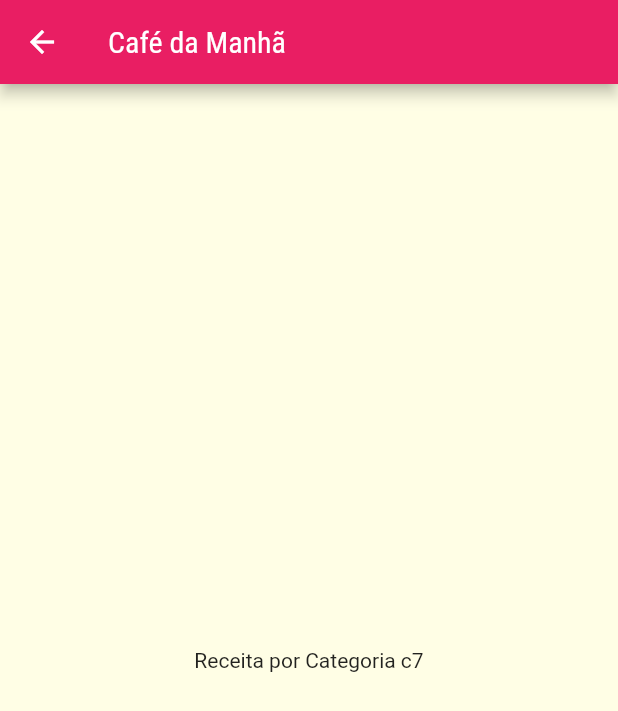
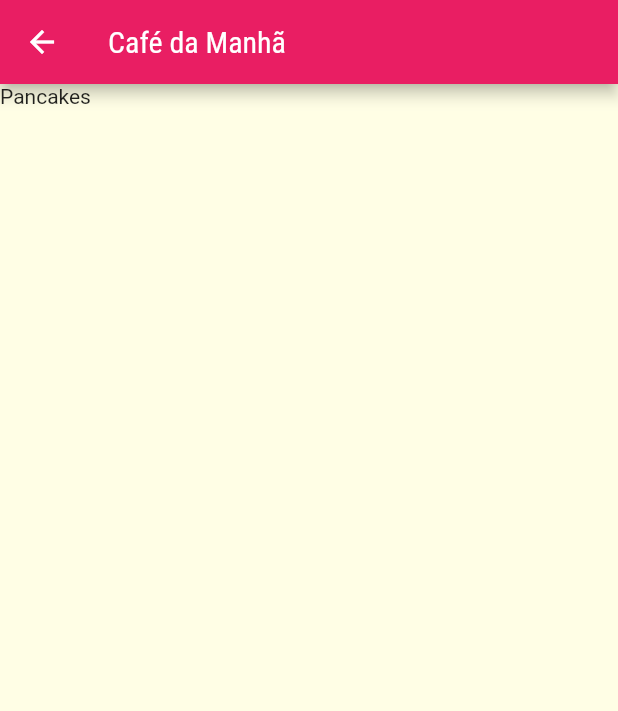
Before and after one commit to marcelinx/delimeals-flutter, a Flutter app: the screen it shows after launch, after a tap on "Café da Manhã", on a phone screen of 412 x 824 dp. Shown: the top 711 px of the screen. Run offline on Flutter 3.47's test engine with Material 2 defaults, Android fonts, the phone set to English and light mode, and no system bars.

Commit message:
selecionando refeicao por categoria

```diff
--- a/lib/screens/categories_meals_screens.dart
+++ b/lib/screens/categories_meals_screens.dart
@@ -1,19 +1,28 @@
 import 'package:flutter/material.dart';
 
 import '../models/category.dart';
+import '../data/dummy_data.dart';
 
 class CategoriesMealsScreen extends StatelessWidget {
+  const CategoriesMealsScreen({super.key});
 
   @override
   Widget build(BuildContext context) {
-  final category = ModalRoute.of(context)!.settings.arguments as Category;
+    final category = ModalRoute.of(context)!.settings.arguments as Category;
+
+    final categoryMeals = dummyMeals.where((meal) {
+      return meal.categories.contains(category.id);
+    }).toList();
 
     return Scaffold(
       appBar: AppBar(
         title: Text(category.title),
       ),
-      body: Center(
-        child: Text('Receita por Categoria ${category.id}'),
+      body: ListView.builder(
+        itemCount: categoryMeals.length,
+        itemBuilder: (ctx, index) {
+          return Text(categoryMeals[index].title);
+        },
       ),
     );
   }
```
